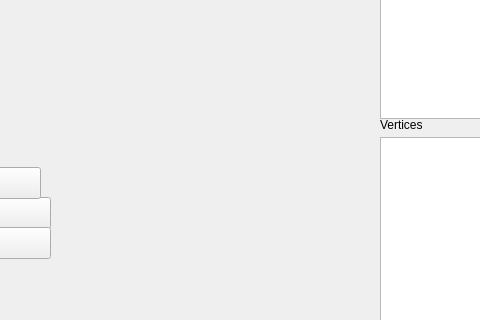
The window that forms/mainwindow.ui (chloesnyder/CIS497) describes before a commit, drawn with Qt 5; both pictures show x 260 to 740 and y 322 to 642 of the 837 by 642 pixel window.
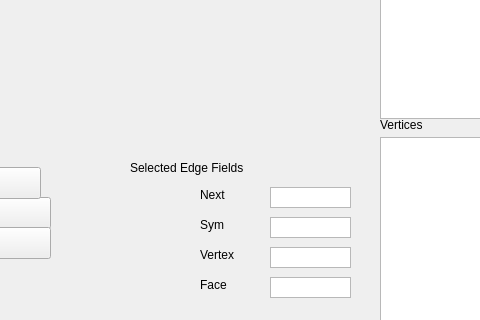
The same window after the commit. Custom widgets are drawn as their Qt base class.

```diff
--- a/forms/mainwindow.ui
+++ b/forms/mainwindow.ui
@@ -144,6 +144,111 @@
      <string>Delete Currently Selected Vertex</string>
     </property>
    </widget>
+   <widget class="edgelisthelper" name="nextEdgeDisplay">
+    <property name="geometry">
+     <rect>
+      <x>530</x>
+      <y>490</y>
+      <width>81</width>
+      <height>21</height>
+     </rect>
+    </property>
+   </widget>
+   <widget class="edgelisthelper" name="symEdgeDisplay">
+    <property name="geometry">
+     <rect>
+      <x>530</x>
+      <y>520</y>
+      <width>81</width>
+      <height>21</height>
+     </rect>
+    </property>
+   </widget>
+   <widget class="vertexlisthelper" name="edgeVertexDisplay">
+    <property name="geometry">
+     <rect>
+      <x>530</x>
+      <y>550</y>
+      <width>81</width>
+      <height>21</height>
+     </rect>
+    </property>
+   </widget>
+   <widget class="facelisthelper" name="edgeFaceDisplay">
+    <property name="geometry">
+     <rect>
+      <x>530</x>
+      <y>580</y>
+      <width>81</width>
+      <height>21</height>
+     </rect>
+    </property>
+   </widget>
+   <widget class="QLabel" name="label_4">
+    <property name="geometry">
+     <rect>
+      <x>390</x>
+      <y>450</y>
+      <width>141</width>
+      <height>41</height>
+     </rect>
+    </property>
+    <property name="text">
+     <string>Selected Edge Fields</string>
+    </property>
+   </widget>
+   <widget class="QLabel" name="label_5">
+    <property name="geometry">
+     <rect>
+      <x>460</x>
+      <y>490</y>
+      <width>59</width>
+      <height>16</height>
+     </rect>
+    </property>
+    <property name="text">
+     <string>Next</string>
+    </property>
+   </widget>
+   <widget class="QLabel" name="label_6">
+    <property name="geometry">
+     <rect>
+      <x>460</x>
+      <y>520</y>
+      <width>59</width>
+      <height>16</height>
+     </rect>
+    </property>
+    <property name="text">
+     <string>Sym</string>
+    </property>
+   </widget>
+   <widget class="QLabel" name="label_7">
+    <property name="geometry">
+     <rect>
+      <x>460</x>
+      <y>580</y>
+      <width>59</width>
+      <height>16</height>
+     </rect>
+    </property>
+    <property name="text">
+     <string>Face</string>
+    </property>
+   </widget>
+   <widget class="QLabel" name="label_8">
+    <property name="geometry">
+     <rect>
+      <x>460</x>
+      <y>550</y>
+      <width>59</width>
+      <height>16</height>
+     </rect>
+    </property>
+    <property name="text">
+     <string>Vertex</string>
+    </property>
+   </widget>
   </widget>
   <widget class="QMenuBar" name="menuBar">
    <property name="geometry">
```
Left out of the diff: 68 changed lines with no effect on the pictures.
